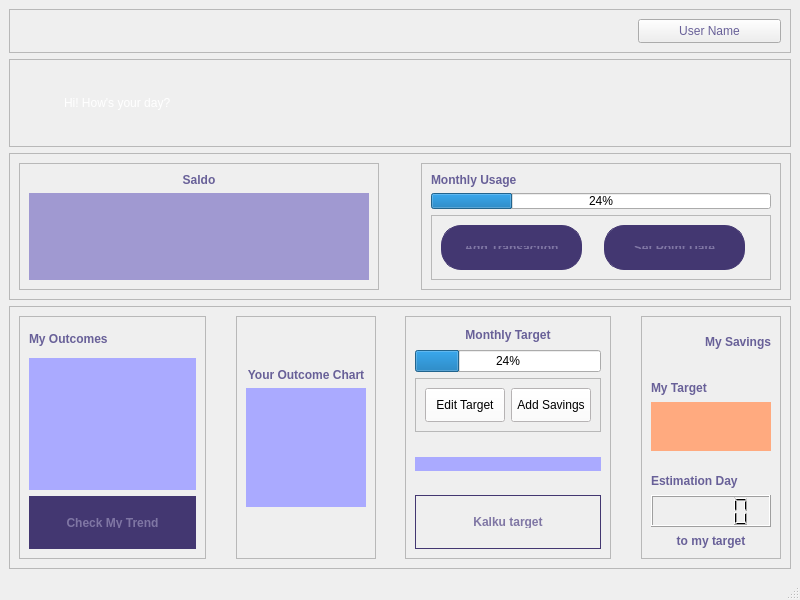
Before: the Qt Designer form ui_files/dashboard.ui in naryama8/gui_app_kelompok3, drawn with Qt 5.
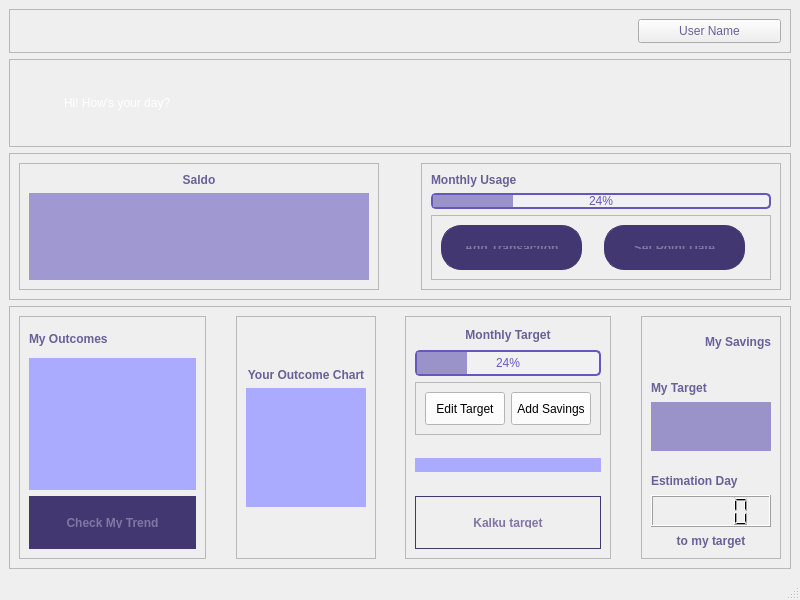
After: the same form once the commit is applied.

Diff of the .ui file:
```diff
--- a/ui_files/dashboard.ui
+++ b/ui_files/dashboard.ui
@@ -251,6 +251,21 @@
               <verstretch>0</verstretch>
              </sizepolicy>
             </property>
+            <property name="styleSheet">
+             <string notr="true">QProgressBar {
+     border: 2px solid #6656be; /* Mengubah warna border di sini */
+    border-radius: 5px;
+    text-align: center; /* Teks persentase di tengah */
+    background-color: #f1f1f1; /* Warna latar belakang */
+	color: #6656be; /* Mengubah warna tulisan persentase di sini (hitam) */
+}
+
+QProgressBar::chunk {
+    background-color: #9a93c9; /* Warna bar yang berjalan */
+	background-color: rgb(154, 147, 201);
+    width: 10px; /* Membuat tampilan bar terlihat lebih tersegmentasi */
+}</string>
+            </property>
             <property name="value">
              <number>24</number>
             </property>
@@ -585,6 +600,20 @@
               <verstretch>0</verstretch>
              </sizepolicy>
             </property>
+            <property name="styleSheet">
+             <string notr="true">QProgressBar {
+     border: 2px solid #6656be; /* Mengubah warna border di sini */
+    border-radius: 5px;
+    text-align: center; /* Teks persentase di tengah */
+    background-color: #f1f1f1; /* Warna latar belakang */
+	color: #6656be; /* Mengubah warna tulisan persentase di sini (hitam) */
+}
+
+QProgressBar::chunk {
+    background-color: #9a93c9; /* Warna bar yang berjalan */
+    width: 10px; /* Membuat tampilan bar terlihat lebih tersegmentasi */
+}</string>
+            </property>
             <property name="value">
              <number>24</number>
             </property>
@@ -819,7 +848,7 @@
              </sizepolicy>
             </property>
             <property name="styleSheet">
-             <string notr="true">background-color: rgb(255, 170, 127);
+             <string notr="true">background-color: rgb(154, 147, 201);
 </string>
             </property>
            </widget>
```
